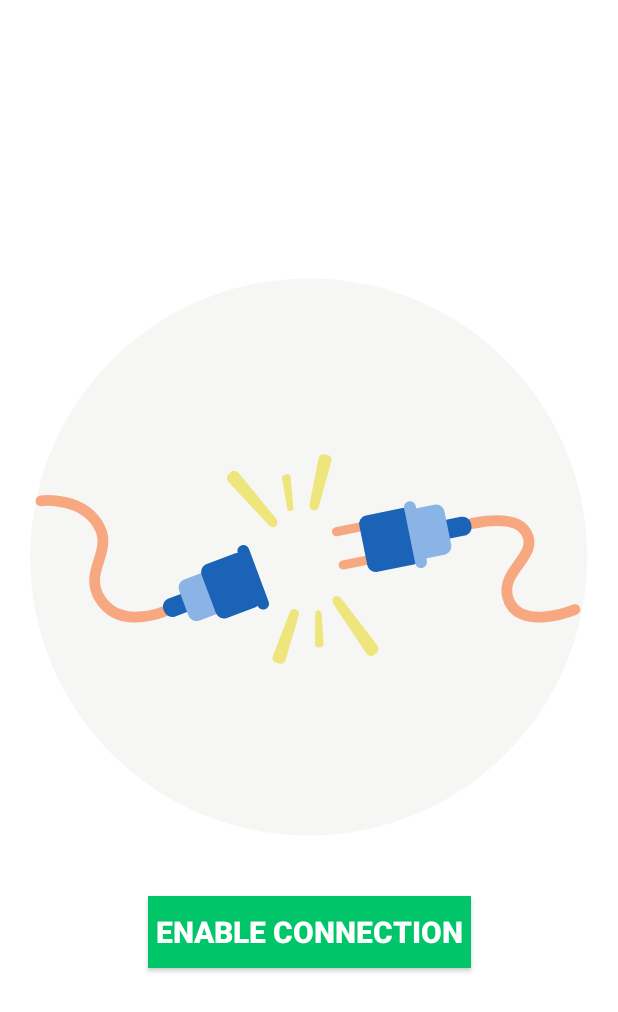
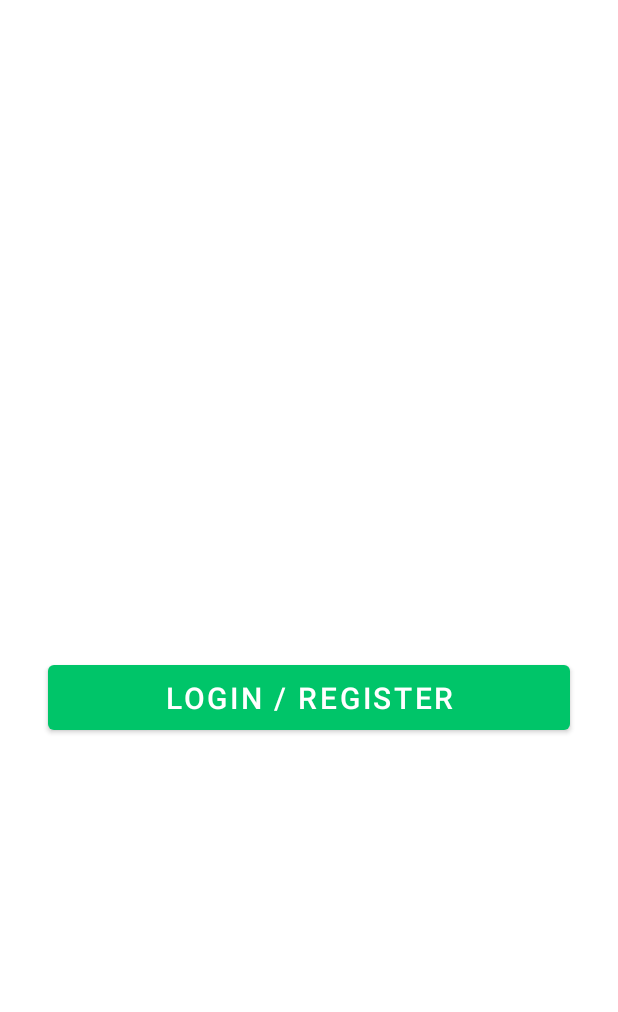
Before and after one commit to abdelrahmanhz/ClickBuy, an Android app: the layout fragment_guest.xml on its own in the app's theme, with its tools: preview values and no code run, on a phone screen of 412 x 824 dp. Shown: the top 1012 px of the screen. Run offline under Robolectric (Android 15) with nearby library versions, the phone set to English and light mode, and no system bars; Roboto replaces fonts that are not available here.

Commit message:
Update UI and some customizations

```diff
--- a/app/src/main/java/com/example/clickbuy/address/showaddresses/view/AddressFragment.kt
+++ b/app/src/main/java/com/example/clickbuy/address/showaddresses/view/AddressFragment.kt
@@ -10,6 +10,7 @@ import android.view.LayoutInflater
 import android.view.View
 import android.view.ViewGroup
 import android.widget.ImageView
+import android.widget.TextView
 import android.widget.Toast
 import androidx.appcompat.widget.AppCompatButton
 import androidx.constraintlayout.widget.ConstraintLayout
@@ -36,7 +37,7 @@ private const val TAG = "AddressFragment"
 class AddressFragment : Fragment() {
 
     private lateinit var noInternetAnimation: LottieAnimationView
-    private lateinit var enableConnection: AppCompatButton
+    private lateinit var enableConnection: TextView
 
     private lateinit var arrowBackImageView: ImageView
     private lateinit var addressRecyclerView: RecyclerView
--- a/app/src/main/java/com/example/clickbuy/bag/view/BagFragment.kt
+++ b/app/src/main/java/com/example/clickbuy/bag/view/BagFragment.kt
@@ -36,7 +36,7 @@ private const val TAG = "BagFragment"
 class BagFragment : Fragment(), UpdatingItemsAtBag {
 
     private lateinit var noInternetAnimation: LottieAnimationView
-    private lateinit var enableConnection: AppCompatButton
+    private lateinit var enableConnection: TextView
 
     private lateinit var priceTextView: TextView
     private lateinit var checkoutButton: AppCompatButton
--- a/app/src/main/java/com/example/clickbuy/category/view/CategoryFragment.kt
+++ b/app/src/main/java/com/example/clickbuy/category/view/CategoryFragment.kt
@@ -85,14 +85,15 @@ class CategoryFragment : Fragment(), SubCategoriesFromFilterInterface, ProductDe
                 enableConnection.visibility = View.GONE
                 tabLayout.visibility = View.VISIBLE
                 categorySearchView.visibility = View.VISIBLE
+                myToolbar.visibility = View.VISIBLE
                 getAllProducts()
 
             } else {
                 noInternetAnimation.visibility = View.VISIBLE
                 enableConnection.visibility = View.VISIBLE
                 tabLayout.visibility = View.GONE
+                myToolbar.visibility = View.GONE
                 categorySearchView.visibility = View.GONE
-
             }
 
             shimmerFrameLayout.visibility = View.GONE
--- a/app/src/main/java/com/example/clickbuy/currency/view/CurrencyFragment.kt
+++ b/app/src/main/java/com/example/clickbuy/currency/view/CurrencyFragment.kt
@@ -11,6 +11,7 @@ import android.view.LayoutInflater
 import android.view.View
 import android.view.ViewGroup
 import android.widget.ImageView
+import android.widget.TextView
 import androidx.appcompat.widget.AppCompatButton
 import androidx.lifecycle.ViewModelProvider
 import androidx.recyclerview.widget.LinearLayoutManager
@@ -35,7 +36,7 @@ private const val TAG = "CurrencyFragment"
 class CurrencyFragment : Fragment() {
 
     private lateinit var noInternetAnimation: LottieAnimationView
-    private lateinit var enableConnection: AppCompatButton
+    private lateinit var enableConnection: TextView
 
     private lateinit var arrowBackImageView: ImageView
     private lateinit var currencyRecyclerView: RecyclerView
--- a/app/src/main/java/com/example/clickbuy/favourites/view/FavouritesFragment.kt
+++ b/app/src/main/java/com/example/clickbuy/favourites/view/FavouritesFragment.kt
@@ -23,6 +23,7 @@ import com.example.clickbuy.models.Repository
 import com.example.clickbuy.network.RetrofitClient
 import com.example.clickbuy.productdetails.view.ProductDetailsFragment
 import com.example.clickbuy.util.ConnectionLiveData
+import com.example.clickbuy.util.isRTL
 
 
 private const val TAG = "FavouritesFragment"
@@ -82,6 +83,7 @@ class FavouritesFragment : Fragment(), FavouritesFragmentInterface {
     }
 
     private fun setupUI() {
+        binding.favHeader.backBtn.setImageResource(if (isRTL()) R.drawable.ic_arrow_right else R.drawable.ic_back_icon)
         binding.favHeader.rightDrawable.visibility = View.GONE
         binding.favHeader.titleTv.text = getString(R.string.favourites)
         binding.favRecyclerView.visibility = View.GONE
--- a/app/src/main/java/com/example/clickbuy/home/view/HomeFragment.kt
+++ b/app/src/main/java/com/example/clickbuy/home/view/HomeFragment.kt
@@ -38,6 +38,7 @@ import com.example.clickbuy.search.view.SearchFragment
 import com.example.clickbuy.util.ConstantsValue
 import com.example.clickbuy.util.connectInternet
 import com.smarteist.autoimageslider.SliderView
+import org.w3c.dom.Text
 
 private const val TAG = "HomeFragment"
 
@@ -45,7 +46,7 @@ class HomeFragment : Fragment(), CategoryBrandInterface, ProductDetailsInterface
     CouponsDetailsInterface {
 
 
-    private lateinit var enableConnection: AppCompatButton
+    private lateinit var enableConnection: TextView
     private lateinit var noInternetAnimation: LottieAnimationView
     private lateinit var scrollView: ScrollView
     private lateinit var brandsRecyclerView: RecyclerView
--- a/app/src/main/java/com/example/clickbuy/me/view/guest/GuestFragment.kt
+++ b/app/src/main/java/com/example/clickbuy/me/view/guest/GuestFragment.kt
@@ -15,15 +15,16 @@ import com.example.clickbuy.R
 import com.example.clickbuy.authentication.view.AuthenticationActivity
 import com.example.clickbuy.util.ConnectionLiveData
 import com.example.clickbuy.util.connectInternet
+import com.google.android.material.button.MaterialButton
 
 
 class GuestFragment : Fragment() {
 
-    private lateinit var enableConnection: AppCompatButton
+    private lateinit var enableConnection: TextView
     private lateinit var noInternetAnimation: LottieAnimationView
     private lateinit var welcomeTextView: TextView
     private lateinit var guestTextView: TextView
-    private lateinit var loginButton: AppCompatButton
+    private lateinit var loginButton: MaterialButton
 
     override fun onCreateView(
         inflater: LayoutInflater, container: ViewGroup?,
--- a/app/src/main/java/com/example/clickbuy/me/view/logged/MeFragment.kt
+++ b/app/src/main/java/com/example/clickbuy/me/view/logged/MeFragment.kt
@@ -38,7 +38,7 @@ private const val TAG = "HomeView"
 class MeFragment : Fragment() {
 
     private lateinit var noInternetAnimation: LottieAnimationView
-    private lateinit var enableConnection: AppCompatButton
+    private lateinit var enableConnection: TextView
 
     private lateinit var welcomeTextView: TextView
     private lateinit var editProfileRelativeLayout: RelativeLayout
--- a/app/src/main/java/com/example/clickbuy/productdetails/view/ProductDetailsFragment.kt
+++ b/app/src/main/java/com/example/clickbuy/productdetails/view/ProductDetailsFragment.kt
@@ -69,7 +69,10 @@ class ProductDetailsFragment : Fragment(), AdapterView.OnItemSelectedListener {
     }
 
     private fun setupBackButton() {
-        binding.productDetailsHeader.backBtn.setImageResource(if (isRTL()) r.drawable.ic_back_icon_rtl else r.drawable.ic_back_icon)
+        binding.productDetailsHeader.titleTv.text = getString(r.string.product_details)
+        binding.productDetailsHeader.titleTv.visibility = View.VISIBLE
+        if (isRTL())
+            binding.productDetailsHeader.backBtn.setImageResource(if (isRTL()) r.drawable.ic_arrow_right else r.drawable.ic_back_icon)
     }
 
     private fun checkInternetConnection() {
--- a/app/src/main/java/com/example/clickbuy/search/view/SearchFragment.kt
+++ b/app/src/main/java/com/example/clickbuy/search/view/SearchFragment.kt
@@ -175,7 +175,7 @@ class SearchFragment : Fragment(), ProductDetailsIDShow {
     }
 
     private fun setupToolBar() {
-        binding.searchTB.setNavigationIcon(if (isRTL()) R.drawable.ic_back_icon_rtl else R.drawable.ic_back_icon)
+        binding.searchTB.setNavigationIcon(if (isRTL()) R.drawable.ic_arrow_right else R.drawable.ic_back_icon)
         binding.searchTB.setNavigationOnClickListener {
             activity?.supportFragmentManager?.popBackStack()
         }
--- a/app/src/main/res/layout/fragment_guest.xml
+++ b/app/src/main/res/layout/fragment_guest.xml
@@ -10,6 +10,7 @@
         layout="@layout/no_connection_view"
         android:layout_width="match_parent"
         android:layout_height="0dp"
+        android:visibility="gone"
         app:layout_constraintBottom_toBottomOf="parent"
         app:layout_constraintEnd_toEndOf="parent"
         app:layout_constraintStart_toStartOf="parent"
@@ -18,12 +19,15 @@
 
     <TextView
         android:id="@+id/welcome_textView"
-        android:layout_width="wrap_content"
+        android:layout_width="match_parent"
         android:layout_height="wrap_content"
-        android:layout_marginBottom="25sp"
+        android:layout_marginBottom="8dp"
+        android:textAlignment="textStart"
+        android:layout_marginHorizontal="32dp"
         android:text="@string/welcome"
         android:textColor="@color/black"
         android:textSize="30sp"
+        android:textStyle="bold"
         android:visibility="gone"
         app:layout_constraintBottom_toTopOf="@+id/guest_textView"
         app:layout_constraintEnd_toEndOf="parent"
@@ -31,10 +35,13 @@
 
     <TextView
         android:id="@+id/guest_textView"
-        android:layout_width="wrap_content"
+        android:layout_width="match_parent"
         android:layout_height="wrap_content"
         android:text="@string/guest"
         android:textSize="20sp"
+        android:textColor="@color/black"
+        android:layout_marginHorizontal="32dp"
+        android:textAlignment="textStart"
         android:visibility="gone"
         app:layout_constraintBottom_toBottomOf="parent"
         app:layout_constraintEnd_toEndOf="parent"
@@ -42,14 +49,16 @@
         app:layout_constraintTop_toTopOf="parent" />
 
 
-    <androidx.appcompat.widget.AppCompatButton
+    <com.google.android.material.button.MaterialButton
         android:id="@+id/login_button"
-        android:layout_width="wrap_content"
+        android:layout_width="match_parent"
         android:layout_height="wrap_content"
+        android:layout_marginHorizontal="32dp"
         android:layout_marginTop="25sp"
         android:text="@string/login"
+        android:padding="8dp"
         android:textSize="20sp"
-        android:visibility="gone"
+        android:visibility="visible"
         app:layout_constraintEnd_toEndOf="parent"
         app:layout_constraintStart_toStartOf="parent"
         app:layout_constraintTop_toBottomOf="@+id/guest_textView" />
--- a/app/src/main/res/layout/fragment_home.xml
+++ b/app/src/main/res/layout/fragment_home.xml
@@ -11,6 +11,7 @@
         android:id="@+id/toolBarHome"
         android:layout_width="match_parent"
         android:layout_height="wrap_content"
+        android:visibility="gone"
         app:layout_constraintStart_toStartOf="parent"
         app:layout_constraintTop_toTopOf="parent"
         app:menu="@menu/appbar_home"
@@ -19,7 +20,7 @@
     <include
         layout="@layout/no_connection_view"
         android:layout_width="match_parent"
-        android:layout_height="0dp"
+        android:layout_height="500dp"
         app:layout_constraintBottom_toBottomOf="parent"
         app:layout_constraintEnd_toEndOf="parent"
         app:layout_constraintStart_toStartOf="parent"
--- a/app/src/main/res/layout/fragment_me.xml
+++ b/app/src/main/res/layout/fragment_me.xml
@@ -14,8 +14,8 @@
         <include
             layout="@layout/no_connection_view"
             android:layout_width="match_parent"
-            android:layout_height="wrap_content"
-            android:layout_marginTop="200sp"
+            android:layout_height="500dp"
+            android:layout_marginTop="90dp"
             app:layout_constraintBottom_toBottomOf="parent"
             app:layout_constraintEnd_toEndOf="parent"
             app:layout_constraintStart_toStartOf="parent"
--- a/app/src/main/res/layout/fragment_product_details.xml
+++ b/app/src/main/res/layout/fragment_product_details.xml
@@ -134,7 +134,7 @@
     <com.airbnb.lottie.LottieAnimationView
         android:id="@+id/product_details_no_internet_animation"
         android:layout_width="match_parent"
-        android:layout_height="350sp"
+        android:layout_height="350dp"
         android:visibility="gone"
         app:layout_constraintBottom_toBottomOf="parent"
         app:layout_constraintEnd_toEndOf="parent"
--- a/app/src/main/res/layout/no_connection_view.xml
+++ b/app/src/main/res/layout/no_connection_view.xml
@@ -8,8 +8,7 @@
     <com.airbnb.lottie.LottieAnimationView
         android:id="@+id/no_internet_animation"
         android:layout_width="match_parent"
-        android:layout_height="450sp"
-        android:layout_marginBottom="80sp"
+        android:layout_height="350dp"
         app:layout_constraintBottom_toBottomOf="parent"
         app:layout_constraintEnd_toEndOf="parent"
         app:layout_constraintStart_toStartOf="parent"
@@ -19,16 +18,16 @@
         app:lottie_rawRes="@raw/no_internet"
         tools:ignore="ImageContrastCheck" />
 
-    <androidx.appcompat.widget.AppCompatButton
+
+    <TextView
         android:id="@+id/enable_connection"
         android:layout_width="wrap_content"
         android:layout_height="wrap_content"
-        android:background="@color/teal_700"
-        android:padding="5sp"
         android:text="@string/enable_connection"
-        android:textColor="@color/white"
-        android:textSize="20sp"
-        android:textStyle="bold"
+        android:textColor="@color/light_green"
+        android:padding="16dp"
+        android:background="@drawable/spinner_shape"
+        android:textSize="16sp"
         app:layout_constraintEnd_toEndOf="parent"
         app:layout_constraintStart_toStartOf="parent"
         app:layout_constraintTop_toBottomOf="@+id/no_internet_animation" />
```
Also changed, not shown: app/src/main/res/layout/fragment_category.xml (+10 -6 lines), app/src/main/res/values/strings.xml (+4 -3 lines), 1 other file.
